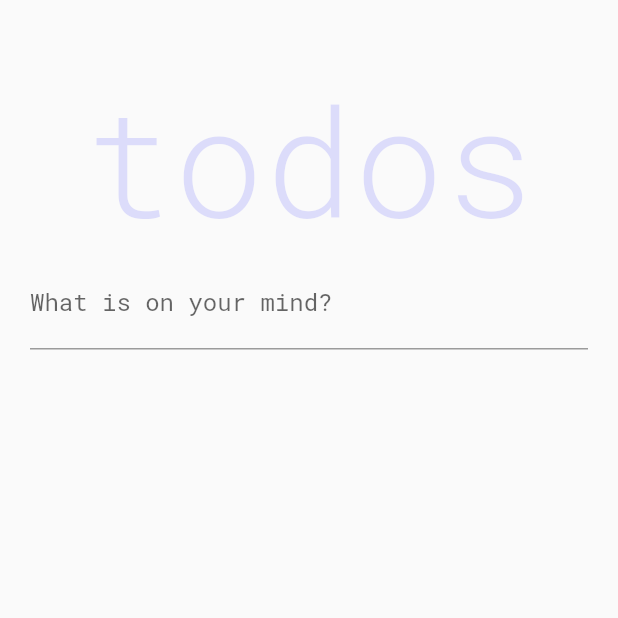
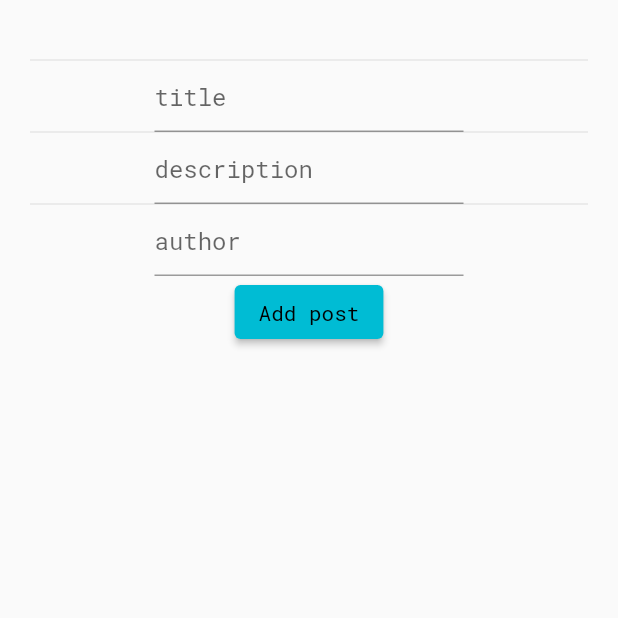
Before and after one commit to wzslr321/flutter_web_fullstack_boileplate, a Flutter app: the PostsScreen screen opened by its route, on a phone screen of 412 x 824 dp, the top half of it. Run offline on Flutter 3.47's test engine with Material 2 defaults, Android fonts, the phone set to English and light mode, and no system bars; our stand-ins replace flutter_hooks, flutter_riverpod, flutter_spinkit, hooks_riverpod, riverpod; network calls fail.

Commit message:
add reusable form's widgets compatible with http

```diff
--- /dev/null
+++ b/app/lib/components/form.dart
@@ -0,0 +1,49 @@
+import 'package:flutter/foundation.dart';
+import 'package:flutter/material.dart';
+import 'package:flutter_hooks/flutter_hooks.dart';
+
+import 'form_button.dart';
+import 'form_field.dart';
+
+class CustomForm extends HookWidget {
+  const CustomForm({
+    @required Key key,
+    @required this.hintTexts,
+    @required this.controllers,
+  }) : super(key: key);
+
+  final List<String> hintTexts;
+  final List<TextEditingController> controllers;
+
+  @override
+  Widget build(BuildContext context) {
+    final _addPostFormKey = GlobalKey<FormState>();
+
+    return Form(
+        key: _addPostFormKey,
+        child: Column(
+          mainAxisAlignment: MainAxisAlignment.center,
+          children: <Widget>[
+            if (controllers.isNotEmpty) const Divider(height: 0),
+            for (var i = 0; i < controllers.length; i++) ...[
+              if (i > 0) const Divider(height: 0),
+              CustomFormField(
+                controller: controllers[i],
+                hintText: hintTexts[i],
+              ),
+            ],
+            CustomButton(
+              controllers,
+            ),
+          ],
+        ));
+  }
+
+  @override
+  void debugFillProperties(DiagnosticPropertiesBuilder properties) {
+    super.debugFillProperties(properties);
+    properties.add(IterableProperty<String>('hintTexts', hintTexts));
+    properties.add(
+        IterableProperty<TextEditingController>('controllers', controllers));
+  }
+}
--- /dev/null
+++ b/app/lib/components/form_button.dart
@@ -0,0 +1,46 @@
+import 'package:flutter/foundation.dart';
+import 'package:flutter/material.dart';
+import 'package:flutter_riverpod/flutter_riverpod.dart';
+
+import '../providers/posts_provider.dart';
+
+
+class CustomButton extends StatelessWidget {
+  // ignore: use_key_in_widget_constructors
+  const CustomButton(this.controllers);
+
+  final List<TextEditingController> controllers;
+
+  void _clearController() {
+    for (final controller in controllers) {
+      controller.clear();
+    }
+  }
+
+  List<String> _getControllerValues() {
+    final controllerValues = <String>[];
+    for (final controller in controllers) {
+      if(controller != null) {
+        controllerValues.add(controller.text);
+      }
+    }
+    return controllerValues;
+  }
+
+  @override
+  Widget build(BuildContext context) {
+    return ElevatedButton(
+        onPressed: () => {
+              context.read(postsListNotifier).add(_getControllerValues()),
+              _clearController()
+            },
+        child: const Text('Add post'));
+  }
+
+  @override
+  void debugFillProperties(DiagnosticPropertiesBuilder properties) {
+    super.debugFillProperties(properties);
+    properties.add(
+        IterableProperty<TextEditingController>('controllers', controllers));
+  }
+}
--- /dev/null
+++ b/app/lib/components/form_field.dart
@@ -0,0 +1,38 @@
+import 'package:flutter/foundation.dart';
+import 'package:flutter/material.dart';
+import 'package:flutter_hooks/flutter_hooks.dart';
+
+class CustomFormField extends HookWidget {
+  const CustomFormField(
+      {Key key, @required this.hintText, @required this.controller})
+      : super(key: key);
+
+  final String hintText;
+  final TextEditingController controller;
+
+  @override
+  Widget build(BuildContext context) {
+    final _queryDataSize = MediaQuery.of(context).size;
+
+    return Container(
+        width: _queryDataSize.width * 0.5,
+        child: TextFormField(
+          controller: controller,
+          decoration: InputDecoration(hintText: hintText),
+          validator: (value) {
+            if (value.isEmpty) {
+              return "Please, don't leave fields blank";
+            }
+            return null;
+          },
+        ));
+  }
+
+  @override
+  void debugFillProperties(DiagnosticPropertiesBuilder properties) {
+    super.debugFillProperties(properties);
+    properties.add(StringProperty('hintText', hintText));
+    properties.add(
+        DiagnosticsProperty<TextEditingController>('controller', controller));
+  }
+}
--- a/app/lib/models/posts/posts_list.dart
+++ b/app/lib/models/posts/posts_list.dart
@@ -10,14 +10,13 @@ import '../../models/posts/post_class.dart';
 
 import 'post_class.dart';
 
-
 const _postApiUrl = 'http://localhost/api/post/';
 
 List<Post> parsePosts(String response) {
   final el = json.decode(response) as List<dynamic>;
   final posts = el
       .map((dynamic e) =>
-  e == null ? null : Post.fromJson(e as Map<String, dynamic>))
+          e == null ? null : Post.fromJson(e as Map<String, dynamic>))
       .toList();
   return posts;
 }
@@ -33,22 +32,24 @@ Future<List<Post>> fetchPosts() async {
 }
 
 class PostsList extends StateNotifier<List<Post>> {
-  PostsList([List<Post> initialPosts]) :  super(initialPosts ?? []);
+  PostsList([List<Post> initialPosts]) : super(initialPosts ?? []);
 
   Future<List<Post>> fetch() async {
     final posts = await fetchPosts();
     return posts;
   }
 
-  void add(String title, String description, String author) {
-    try{
-      http.post('${_postApiUrl}add');
-    } catch(err) {
+  void add(List<String> values) {
+    try {
+      // I am aware of those urls ugliness, I am planning to deal with it.
+      http.post(
+          '${_postApiUrl}add?title=${values[0]}&description=${values[1]}&author=${values[2]}');
+    } catch (err) {
       throw HttpException('Error occurred while adding a post: $err');
     }
     state = [
       ...state,
-      Post(title: title, description: description, author: author)
+      Post(title: values[0], description: values[1], author: values[2])
     ];
   }
 
@@ -58,7 +59,8 @@ class PostsList extends StateNotifier<List<Post>> {
       @required String description,
       @required String author}) {
     try {
-      http.patch('$_postApiUrl$id?title=$title&description=$description&author=$author');
+      http.patch(
+          '$_postApiUrl$id?title=$title&description=$description&author=$author');
     } catch (err) {
       throw HttpException('Error occurred while editing a post: $err');
     }
@@ -79,7 +81,7 @@ class PostsList extends StateNotifier<List<Post>> {
   void remove(Post target) {
     try {
       http.delete(_postApiUrl + target.id.toString());
-    } catch(err) {
+    } catch (err) {
       throw HttpException('Error occurred while removing a post: $err');
     }
     state = state.where((post) => post.id != target.id).toList();
--- a/app/lib/screens/announcements_screen/announcements_screen.dart
+++ b/app/lib/screens/announcements_screen/announcements_screen.dart
@@ -2,7 +2,7 @@ import 'package:flutter/material.dart';
 import 'package:flutter_riverpod/flutter_riverpod.dart';
 import 'package:riverpod/riverpod.dart';
 
-import '../../providers/announcements_state.dart';
+import '../../providers/announcements_provider.dart';
 
 class AnnouncementsScreen extends ConsumerWidget {
   const AnnouncementsScreen({Key key}) : super(key: key);
--- a/app/lib/screens/posts_screen/posts_screen.dart
+++ b/app/lib/screens/posts_screen/posts_screen.dart
@@ -2,11 +2,11 @@ import 'package:flutter/foundation.dart';
 import 'package:flutter/material.dart';
 import 'package:flutter_hooks/flutter_hooks.dart';
 import 'package:hooks_riverpod/hooks_riverpod.dart';
+import '../../components/form.dart';
 
-import '../../providers/posts_state.dart';
+import '../../providers/posts_provider.dart';
 
 import './widgets/post_item.dart';
-import './widgets/title.dart';
 
 final _addPostKey = UniqueKey();
 
@@ -17,7 +17,10 @@ class PostsScreen extends HookWidget {
   @override
   Widget build(BuildContext context) {
     final _posts = useProvider(postsListNotifier.state);
-    final _newPostsController = useTextEditingController();
+
+    final _titleController = useTextEditingController();
+    final _descriptionController = useTextEditingController();
+    final _authorController = useTextEditingController();
 
     return GestureDetector(
       onTap: () => FocusScope.of(context).unfocus(),
@@ -25,17 +28,10 @@ class PostsScreen extends HookWidget {
         body: ListView(
           padding: const EdgeInsets.symmetric(horizontal: 20, vertical: 40),
           children: [
-            const PostTitle(),
-            TextField(
+            CustomForm(
               key: _addPostKey,
-              controller: _newPostsController,
-              decoration: const InputDecoration(
-                labelText: 'What is on your mind?',
-              ),
-              onSubmitted: (value) {
-                context.read(postsListNotifier).add(value, 'test', 'test2');
-                _newPostsController.clear();
-              },
+              controllers: [_titleController,_descriptionController,_authorController],
+              hintTexts: const ['title','description','author'],
             ),
             if (_posts.isNotEmpty) const Divider(height: 0),
             for (var i = 0; i < _posts.length; i++) ...[
--- a/app/lib/screens/posts_screen/widgets/post_item.dart
+++ b/app/lib/screens/posts_screen/widgets/post_item.dart
@@ -2,7 +2,7 @@ import 'package:flutter/material.dart';
 import 'package:flutter_hooks/flutter_hooks.dart';
 import 'package:hooks_riverpod/hooks_riverpod.dart';
 
-import '../../../providers/posts_state.dart';
+import '../../../providers/posts_provider.dart';
 
 class PostItem extends HookWidget {
   const PostItem({Key key}) : super(key: key);
```
Also changed, not shown: app/lib/providers/announcements_provider.dart (renamed from app/lib/providers/announcements_state.dart), app/lib/providers/posts_provider.dart (renamed from app/lib/providers/posts_state.dart), app/pubspec.lock.
